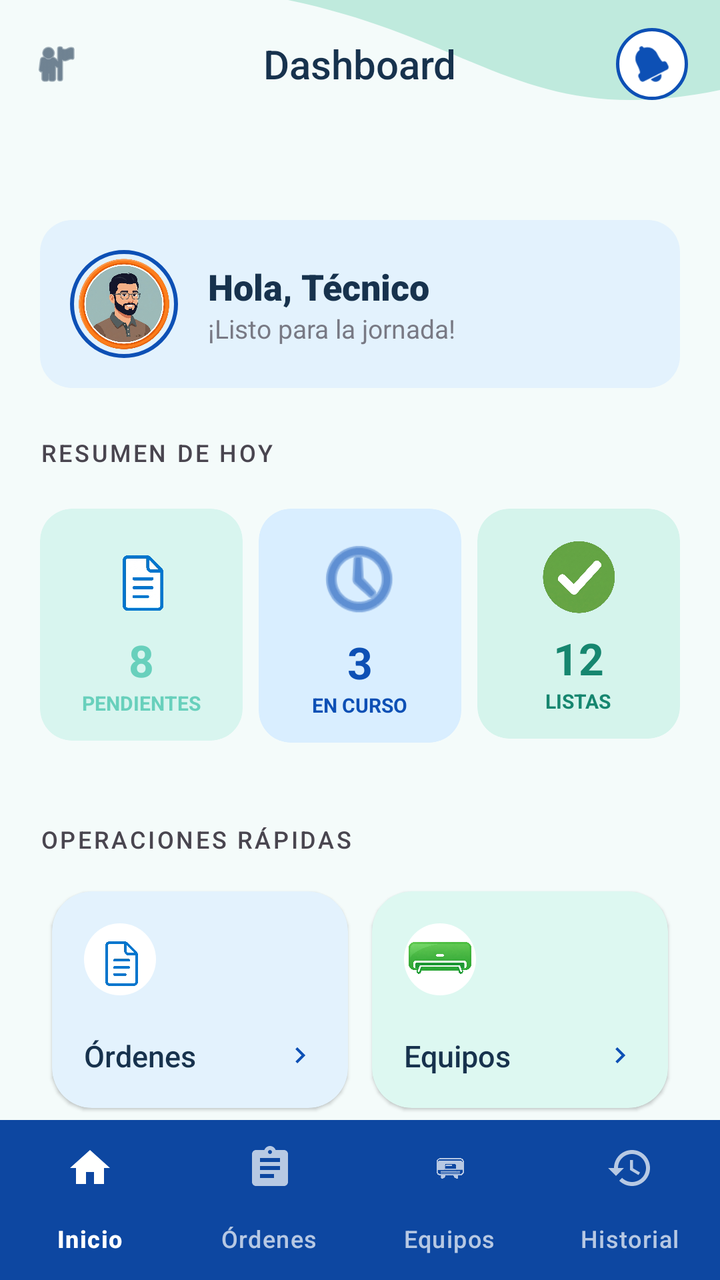
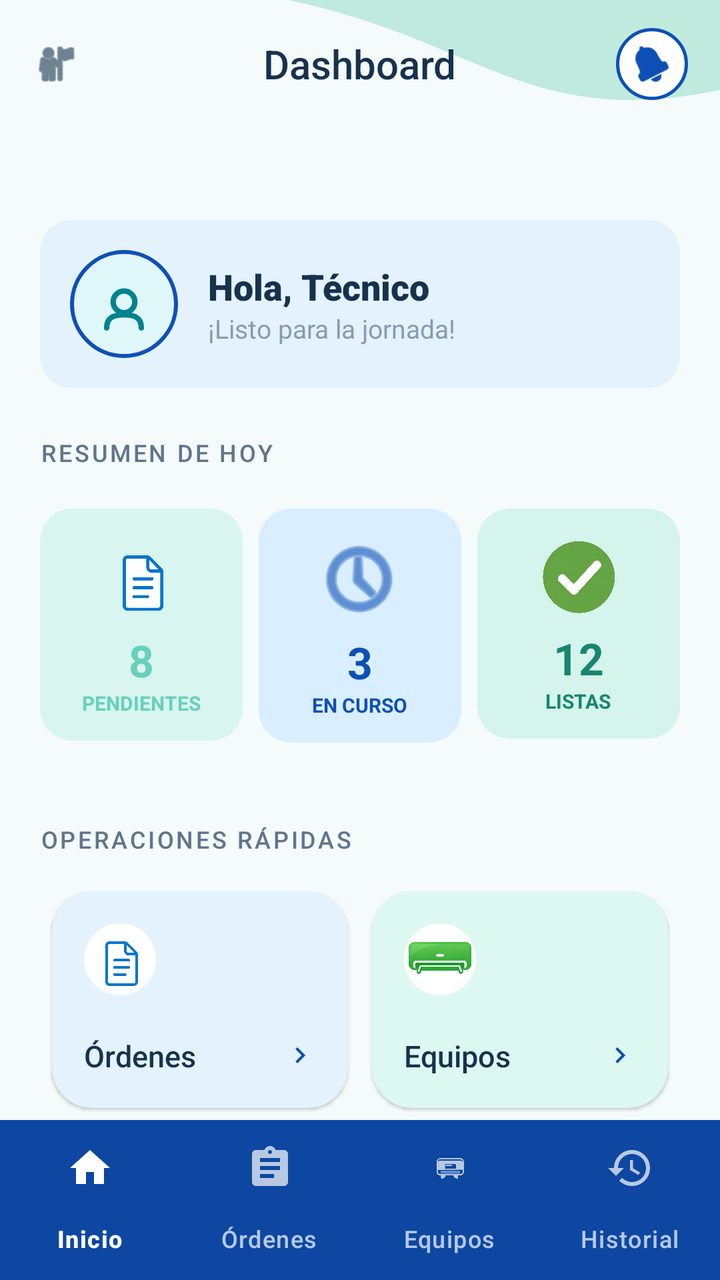

Compare the two renders of this Android layout. The source of the first and the diff that turns it into the second are given below.
<!-- AndroidManifest.xml: application theme Theme.ClimaTrack -->
<!-- res/layout/activity_dashboard.xml -->
<?xml version="1.0" encoding="utf-8"?>
<androidx.coordinatorlayout.widget.CoordinatorLayout xmlns:android="http://schemas.android.com/apk/res/android"
    xmlns:app="http://schemas.android.com/apk/res-auto"
    xmlns:tools="http://schemas.android.com/tools"
    android:layout_width="match_parent"
    android:layout_height="match_parent"
    android:background="@color/background">

    <com.google.android.material.appbar.AppBarLayout
        android:layout_width="match_parent"
        android:layout_height="wrap_content"
        android:background="@color/background"
        app:elevation="0dp">

        <FrameLayout
            android:layout_width="match_parent"
            android:layout_height="wrap_content">

            <ImageView
                android:layout_width="match_parent"
                android:layout_height="90dp"
                android:scaleType="fitXY"
                android:src="@drawable/bg_header_curve"
                android:contentDescription="@null" />

            <RelativeLayout
                android:id="@+id/toolbar"
                android:layout_width="match_parent"
                android:layout_height="?attr/actionBarSize"
                android:paddingStart="16dp"
                android:paddingEnd="16dp">

                <ImageView
                    android:id="@+id/ivMenu"
                    android:layout_width="24dp"
                    android:layout_height="24dp"
                    android:layout_alignParentStart="true"
                    android:layout_centerVertical="true"
                    android:src="@android:drawable/ic_menu_myplaces"
                    app:tint="@color/on_surface"
                    android:contentDescription="Menú" />

                <TextView
                    android:layout_width="wrap_content"
                    android:layout_height="wrap_content"
                    android:layout_centerInParent="true"
                    android:fontFamily="sans-serif-medium"
                    android:text="Dashboard"
                    android:textColor="@color/on_surface"
                    android:textSize="20sp" />

                <FrameLayout
                    android:id="@+id/btnNotificaciones"
                    android:layout_width="36dp"
                    android:layout_height="36dp"
                    android:layout_alignParentEnd="true"
                    android:layout_centerVertical="true"
                    android:background="@drawable/bg_circle_white_border">

                    <ImageView
                        android:layout_width="18dp"
                        android:layout_height="18dp"
                        android:layout_gravity="center"
                        android:src="@android:drawable/ic_popup_reminder"
                        app:tint="@color/primary"
                        android:contentDescription="Notificaciones" />
                </FrameLayout>
            </RelativeLayout>
        </FrameLayout>

    </com.google.android.material.appbar.AppBarLayout>

    <androidx.core.widget.NestedScrollView
        android:layout_width="match_parent"
        android:layout_height="match_parent"
        android:clipToPadding="false"
        android:paddingBottom="72dp"
        app:layout_behavior="@string/appbar_scrolling_view_behavior">

        <LinearLayout
            android:layout_width="match_parent"
            android:layout_height="wrap_content"
            android:orientation="vertical"
            android:padding="20dp">

            
            <LinearLayout
                android:layout_width="match_parent"
                android:layout_height="wrap_content"
                android:layout_marginBottom="24dp"
                android:background="@drawable/bg_greeting_card"
                android:gravity="center_vertical"
                android:orientation="horizontal"
                android:padding="14dp">

                
                <com.google.android.material.imageview.ShapeableImageView
                    android:id="@+id/ivUserProfile"
                    android:layout_width="56dp"
                    android:layout_height="56dp"
                    android:padding="2dp"
                    android:scaleType="centerCrop"
                    android:src="@drawable/ic_user_avatar"
                    app:shapeAppearanceOverlay="@style/ShapeAppearance.Material3.Corner.Full"
                    app:strokeColor="@color/primary"
                    app:strokeWidth="2dp" />

                <LinearLayout
                    android:layout_width="0dp"
                    android:layout_height="wrap_content"
                    android:layout_marginStart="14dp"
                    android:layout_weight="1"
                    android:orientation="vertical">

                    <TextView
                        android:id="@+id/tvBienvenida"
                        android:layout_width="wrap_content"
                        android:layout_height="wrap_content"
                        android:fontFamily="sans-serif-black"
                        android:text="Hola, Técnico"
                        android:textColor="@color/on_surface"
                        android:textSize="18sp" />

                    <TextView
                        android:layout_width="wrap_content"
                        android:layout_height="wrap_content"
                        android:alpha="0.7"
                        android:text="¡Listo para la jornada!"
                        android:textColor="@color/on_surface_variant"
                        android:textSize="13sp" />
                </LinearLayout>

            </LinearLayout>

            
            <TextView
                android:layout_width="wrap_content"
                android:layout_height="wrap_content"
                android:layout_marginBottom="20dp"
                android:fontFamily="sans-serif-medium"
                android:letterSpacing="0.1"
                android:text="Resumen de hoy"
                android:textAllCaps="true"
                android:textColor="@color/on_surface_variant"
                android:textSize="12sp" />

            <LinearLayout
                android:layout_width="match_parent"
                android:layout_height="wrap_content"
                android:orientation="horizontal"
                android:weightSum="3">

                <com.google.android.material.card.MaterialCardView
                    style="@style/Widget.Material3.CardView.Filled"
                    android:layout_width="0dp"
                    android:layout_height="wrap_content"
                    android:layout_marginEnd="4dp"
                    android:layout_weight="1"
                    app:cardBackgroundColor="@color/status_pending_container"
                    app:cardCornerRadius="16dp">

                    <LinearLayout
                        android:layout_width="match_parent"
                        android:layout_height="wrap_content"
                        android:gravity="center"
                        android:orientation="vertical"
                        android:padding="12dp">

                        <ImageView
                            android:layout_width="59dp"
                            android:layout_height="45dp"
                            android:layout_marginBottom="4dp"
                            android:contentDescription="@null"
                            android:src="@drawable/ic_pendiente" />

                        <TextView
                            android:id="@+id/tvPendientes"
                            android:layout_width="wrap_content"
                            android:layout_height="wrap_content"
                            android:text="8"
                            android:textColor="@color/status_pending"
                            android:textSize="22sp"
                            android:textStyle="bold" />

                        <TextView
                            android:layout_width="wrap_content"
                            android:layout_height="wrap_content"
                            android:text="PENDIENTES"
                            android:textColor="@color/status_pending"
                            android:textSize="10sp"
                            android:textStyle="bold" />
                    </LinearLayout>
                </com.google.android.material.card.MaterialCardView>

                <com.google.android.material.card.MaterialCardView
                    style="@style/Widget.Material3.CardView.Filled"
                    android:layout_width="0dp"
                    android:layout_height="wrap_content"
                    android:layout_marginHorizontal="4dp"
                    android:layout_weight="1"
                    app:cardBackgroundColor="@color/status_in_progress_container"
                    app:cardCornerRadius="16dp">

                    <LinearLayout
                        android:layout_width="match_parent"
                        android:layout_height="wrap_content"
                        android:gravity="center"
                        android:orientation="vertical"
                        android:padding="12dp">

                        <ImageView
                            android:layout_width="67dp"
                            android:layout_height="46dp"
                            android:layout_marginBottom="4dp"
                            android:contentDescription="@null"
                            android:src="@android:drawable/ic_menu_recent_history"
                            app:tint="@color/status_in_progress" />

                        <TextView
                            android:id="@+id/tvEnProceso"
                            android:layout_width="wrap_content"
                            android:layout_height="wrap_content"
                            android:text="3"
                            android:textColor="@color/status_in_progress"
                            android:textSize="22sp"
                            android:textStyle="bold" />

                        <TextView
                            android:layout_width="wrap_content"
                            android:layout_height="wrap_content"
                            android:text="EN CURSO"
                            android:textColor="@color/status_in_progress"
                            android:textSize="10sp"
                            android:textStyle="bold" />
                    </LinearLayout>
                </com.google.android.material.card.MaterialCardView>

                <com.google.android.material.card.MaterialCardView
                    style="@style/Widget.Material3.CardView.Filled"
                    android:layout_width="0dp"
                    android:layout_height="wrap_content"
                    android:layout_marginStart="4dp"
                    android:layout_weight="1"
                    app:cardBackgroundColor="@color/status_completed_container"
                    app:cardCornerRadius="16dp">

                    <LinearLayout
                        android:layout_width="match_parent"
                        android:layout_height="wrap_content"
                        android:gravity="center"
                        android:orientation="vertical"
                        android:padding="12dp">

                        <ImageView
                            android:layout_width="53dp"
                            android:layout_height="44dp"
                            android:layout_marginBottom="4dp"
                            android:contentDescription="@null"
                            android:src="@drawable/ic_chulito" />

                        <TextView
                            android:id="@+id/tvFinalizadas"
                            android:layout_width="wrap_content"
                            android:layout_height="wrap_content"
                            android:text="12"
                            android:textColor="@color/status_completed"
                            android:textSize="22sp"
                            android:textStyle="bold" />

                        <TextView
                            android:layout_width="wrap_content"
                            android:layout_height="wrap_content"
                            android:text="LISTAS"
                            android:textColor="@color/status_completed"
                            android:textSize="10sp"
                            android:textStyle="bold" />
                    </LinearLayout>
                </com.google.android.material.card.MaterialCardView>
            </LinearLayout>

            
            <TextView
                android:layout_width="wrap_content"
                android:layout_height="wrap_content"
                android:layout_marginTop="40dp"
                android:layout_marginBottom="12dp"
                android:fontFamily="sans-serif-medium"
                android:letterSpacing="0.1"
                android:text="Operaciones Rápidas"
                android:textAllCaps="true"
                android:textColor="@color/on_surface_variant"
                android:textSize="12sp" />

            <GridLayout
                android:layout_width="match_parent"
                android:layout_height="wrap_content"
                android:columnCount="2"
                android:rowCount="2">

                
                <com.google.android.material.card.MaterialCardView
                    android:id="@+id/cardOrdenes"
                    style="@style/Widget.Material3.CardView.Elevated"
                    android:layout_width="0dp"
                    android:layout_height="wrap_content"
                    android:layout_columnWeight="1"
                    android:layout_margin="6dp"
                    app:cardBackgroundColor="#E3F2FD"
                    app:cardCornerRadius="20dp">

                    <LinearLayout
                        android:id="@+id/btnOrdenes"
                        android:layout_width="match_parent"
                        android:layout_height="wrap_content"
                        android:background="?attr/selectableItemBackground"
                        android:clickable="true"
                        android:focusable="true"
                        android:orientation="vertical"
                        android:padding="16dp">

                        <FrameLayout
                            android:layout_width="36dp"
                            android:layout_height="36dp"
                            android:layout_marginBottom="20dp"
                            android:background="@drawable/bg_circle_white">

                            <ImageView
                                android:layout_width="46dp"
                                android:layout_height="36dp"
                                android:layout_gravity="center"
                                android:contentDescription="@null"
                                android:src="@drawable/ic_pendiente" />

                        </FrameLayout>

                        <LinearLayout
                            android:layout_width="match_parent"
                            android:layout_height="wrap_content"
                            android:gravity="center_vertical"
                            android:orientation="horizontal">

                            <TextView
                                android:layout_width="0dp"
                                android:layout_height="wrap_content"
                                android:layout_weight="1"
                                android:fontFamily="sans-serif-medium"
                                android:text="Órdenes"
                                android:textColor="@color/on_surface"
                                android:textSize="15sp" />

                            <ImageView
                                android:layout_width="16dp"
                                android:layout_height="16dp"
                                android:contentDescription="@null"
                                android:src="@drawable/ic_chevron_right"
                                app:tint="@color/primary" />
                        </LinearLayout>
                    </LinearLayout>
                </com.google.android.material.card.MaterialCardView>

                
                <com.google.android.material.card.MaterialCardView
                    android:id="@+id/cardEquipos"
                    style="@style/Widget.Material3.CardView.Elevated"
                    android:layout_width="0dp"
                    android:layout_height="wrap_content"
                    android:layout_columnWeight="1"
                    android:layout_margin="6dp"
                    app:cardBackgroundColor="#DDF8F1"
                    app:cardCornerRadius="20dp">

                    <LinearLayout
                        android:id="@+id/btnEquipos"
                        android:layout_width="match_parent"
                        android:layout_height="wrap_content"
                        android:background="?attr/selectableItemBackground"
                        android:clickable="true"
                        android:focusable="true"
                        android:orientation="vertical"
                        android:padding="16dp">

                        <FrameLayout
                            android:layout_width="36dp"
                            android:layout_height="36dp"
                            android:layout_marginBottom="20dp"
                            android:background="@drawable/bg_circle_white">

                            <ImageView
                                android:layout_width="60dp"
                                android:layout_height="52dp"
                                android:layout_gravity="center"
                                android:contentDescription="@null"
                                android:src="@drawable/ic_equipos" />

                        </FrameLayout>

                        <LinearLayout
                            android:layout_width="match_parent"
                            android:layout_height="wrap_content"
                            android:gravity="center_vertical"
                            android:orientation="horizontal">

                            <TextView
                                android:layout_width="0dp"
                                android:layout_height="wrap_content"
                                android:layout_weight="1"
                                android:fontFamily="sans-serif-medium"
                                android:text="Equipos"
                                android:textColor="@color/on_surface"
                                android:textSize="15sp" />

                            <ImageView
                                android:layout_width="16dp"
                                android:layout_height="16dp"
                                android:contentDescription="@null"
                                android:src="@drawable/ic_chevron_right"
                                app:tint="@color/primary" />
                        </LinearLayout>
                    </LinearLayout>
                </com.google.android.material.card.MaterialCardView>

                
                <com.google.android.material.card.MaterialCardView
                    android:id="@+id/cardHistorial"
                    style="@style/Widget.Material3.CardView.Elevated"
                    android:layout_width="0dp"
                    android:layout_height="wrap_content"
                    android:layout_columnWeight="1"
                    android:layout_margin="6dp"
                    app:cardBackgroundColor="#E8EAFE"
                    app:cardCornerRadius="20dp">

                    <LinearLayout
                        android:id="@+id/btnHistorial"
                        android:layout_width="match_parent"
                        android:layout_height="wrap_content"
                        android:background="?attr/selectableItemBackground"
                        android:clickable="true"
                        android:focusable="true"
                        android:orientation="vertical"
                        android:padding="16dp">

                        <FrameLayout
                            android:layout_width="36dp"
                            android:layout_height="36dp"
                            android:layout_marginBottom="20dp"
                            android:background="@drawable/bg_circle_white">

                            <ImageView
                                android:layout_width="48dp"
                                android:layout_height="36dp"
                                android:layout_gravity="center"
                                android:contentDescription="@null"
                                android:src="@android:drawable/ic_menu_recent_history"
                                app:tint="@color/primary" />
                        </FrameLayout>

                        <LinearLayout
                            android:layout_width="match_parent"
                            android:layout_height="wrap_content"
                            android:gravity="center_vertical"
                            android:orientation="horizontal">

                            <TextView
                                android:layout_width="0dp"
                                android:layout_height="wrap_content"
                                android:layout_weight="1"
                                android:fontFamily="sans-serif-medium"
                                android:text="Historial"
                                android:textColor="@color/on_surface"
                                android:textSize="15sp" />

                            <ImageView
                                android:layout_width="16dp"
                                android:layout_height="16dp"
                                android:contentDescription="@null"
                                android:src="@drawable/ic_chevron_right"
                                app:tint="@color/primary" />
                        </LinearLayout>
                    </LinearLayout>
                </com.google.android.material.card.MaterialCardView>

                
                <com.google.android.material.card.MaterialCardView
                    android:id="@+id/cardCerrarSesion"
                    style="@style/Widget.Material3.CardView.Elevated"
                    android:layout_width="0dp"
                    android:layout_height="wrap_content"
                    android:layout_columnWeight="1"
                    android:layout_margin="6dp"
                    app:cardBackgroundColor="#FFE6E8"
                    app:cardElevation="0dp"
                    app:strokeColor="@color/outline"
                    app:strokeWidth="1dp">

                    <LinearLayout
                        android:id="@+id/btnCerrarSesion"
                        android:layout_width="match_parent"
                        android:layout_height="wrap_content"
                        android:background="?attr/selectableItemBackground"
                        android:clickable="true"
                        android:focusable="true"
                        android:orientation="vertical"
                        android:padding="16dp">

                        <FrameLayout
                            android:layout_width="36dp"
                            android:layout_height="36dp"
                            android:layout_marginBottom="20dp"
                            android:background="@drawable/bg_circle_white">

                            <ImageView
                                android:layout_width="26dp"
                                android:layout_height="27dp"
                                android:layout_gravity="center"
                                android:contentDescription="@null"
                                android:src="@android:drawable/ic_lock_power_off"
                                app:tint="@color/error" />
                        </FrameLayout>

                        <LinearLayout
                            android:layout_width="match_parent"
                            android:layout_height="wrap_content"
                            android:gravity="center_vertical"
                            android:orientation="horizontal">

                            <TextView
                                android:layout_width="0dp"
                                android:layout_height="wrap_content"
                                android:layout_weight="1"
                                android:fontFamily="sans-serif-medium"
                                android:text="Salir"
                                android:textColor="@color/error"
                                android:textSize="15sp" />

                            <ImageView
                                android:layout_width="16dp"
                                android:layout_height="16dp"
                                android:contentDescription="@null"
                                android:src="@drawable/ic_chevron_right"
                                app:tint="@color/error" />
                        </LinearLayout>
                    </LinearLayout>
                </com.google.android.material.card.MaterialCardView>
            </GridLayout>

        </LinearLayout>
    </androidx.core.widget.NestedScrollView>

    <com.google.android.material.bottomnavigation.BottomNavigationView
        android:id="@+id/bottom_navigation"
        style="@style/Widget.App.BottomNavigationView"
        android:layout_width="match_parent"
        android:layout_height="wrap_content"
        android:layout_gravity="bottom"
        app:labelVisibilityMode="labeled"
        app:menu="@menu/bottom_menu" />

</androidx.coordinatorlayout.widget.CoordinatorLayout>
<!-- resources referenced by this layout -->
<resources>
  <color name="background">#F4FBFA</color>
  <color name="error">#BA1A1A</color>
  <color name="on_surface">#17324D</color>
  <color name="outline">#B9DCD7</color>
  <color name="primary">#0D50B5</color>
  <color name="status_completed">#16866F</color>
  <color name="status_completed_container">#D5F4EC</color>
  <color name="status_in_progress">#0D50B5</color>
  <color name="status_in_progress_container">#D9EEFF</color>
  <color name="status_pending">#68D0BC</color>
  <color name="status_pending_container">#D8F5EF</color>
  <!-- drawable bg_circle_white (drawable) -->
  <shape xmlns:android="http://schemas.android.com/apk/res/android"
      android:shape="oval">
      <solid android:color="@android:color/white" />
  </shape>
  <!-- drawable bg_circle_white_border (drawable) -->
  <shape xmlns:android="http://schemas.android.com/apk/res/android"
      android:shape="oval">
      <solid android:color="@android:color/white" />
      <stroke
          android:width="1.5dp"
          android:color="@color/primary" />
  </shape>
  <!-- drawable bg_greeting_card (drawable) -->
  <shape xmlns:android="http://schemas.android.com/apk/res/android"
      android:shape="rectangle">
      <solid android:color="#E3F2FD" />
      <corners android:radius="16dp" />
  </shape>
  <!-- drawable ic_user_avatar: png bitmap (drawable, 949468 bytes) -->
  <style name="Widget.App.BottomNavigationView" parent="Widget.Material3.BottomNavigationView">
          <item name="indicatorColor">#33FFFFFF</item>
          <item name="itemIconTint">@color/bottom_nav_colors_white</item>
          <item name="itemTextColor">@color/bottom_nav_colors_white</item>
          <item name="backgroundTint">#0D47A1</item>
      </style>
  <style name="Theme.ClimaTrack" parent="Base.Theme.ClimaTrack" />
  <color name="on_primary">#FFFFFF</color>
  <color name="primary_container">#D9EEFF</color>
  <color name="on_primary_container">#06366F</color>
  <color name="secondary">#68D0BC</color>
  <color name="on_secondary">#073A35</color>
  <color name="secondary_container">#D8F5EF</color>
  <color name="on_secondary_container">#12483F</color>
  <style name="ShapeAppearance.ClimaTrack.Small" parent="ShapeAppearance.Material3.SmallComponent">
          <item name="cornerSize">8dp</item>
      </style>
  <style name="ShapeAppearance.ClimaTrack.Medium" parent="ShapeAppearance.Material3.MediumComponent">
          <item name="cornerSize">16dp</item>
      </style>
  <style name="ShapeAppearance.ClimaTrack.Large" parent="ShapeAppearance.Material3.LargeComponent">
          <item name="cornerSize">28dp</item>
      </style>
  <!-- unchanged entries left out for length: 6 -->
</resources>

<!-- the commit's change to res/layout/activity_dashboard.xml (unified diff, before → after) -->
@@ -94,6 +94,7 @@
                 android:padding="14dp">
 
                 
+
                 <com.google.android.material.imageview.ShapeableImageView
                     android:id="@+id/ivUserProfile"
                     android:layout_width="56dp"
<!-- resource entries referenced after the edit -->
@@ -3,6 +3,7 @@
   <color name="background">#F4FBFA</color>
   <color name="error">#BA1A1A</color>
   <color name="on_surface">#17324D</color>
+  <color name="on_surface_variant">#60758C</color>
   <color name="outline">#B9DCD7</color>
   <color name="primary">#0D50B5</color>
   <color name="status_completed">#16866F</color>
@@ -30,7 +31,11 @@
       <solid android:color="#E3F2FD" />
       <corners android:radius="16dp" />
   </shape>
-  <!-- drawable ic_user_avatar: png bitmap (drawable, 949468 bytes) -->
+  <!-- drawable ic_user_avatar (drawable) -->
+  <?xml version="1.0" encoding="utf-8"?>
+  <layer-list xmlns:android="http://schemas.android.com/apk/res/android">
+      <item android:drawable="@drawable/ic_user_circle" />
+  </layer-list>
   <style name="Widget.App.BottomNavigationView" parent="Widget.Material3.BottomNavigationView">
           <item name="indicatorColor">#33FFFFFF</item>
           <item name="itemIconTint">@color/bottom_nav_colors_white</item>
@@ -38,6 +43,35 @@
           <item name="backgroundTint">#0D47A1</item>
       </style>
   <style name="Theme.ClimaTrack" parent="Base.Theme.ClimaTrack" />
+  <!-- drawable ic_user_circle (drawable) -->
+  <?xml version="1.0" encoding="utf-8"?>
+  <vector xmlns:android="http://schemas.android.com/apk/res/android"
+      android:width="48dp"
+      android:height="48dp"
+      android:viewportWidth="48"
+      android:viewportHeight="48">
+  
+      
+      <path
+          android:fillColor="#E0F7FA"
+          android:pathData="M 24, 2 A 22,22 0 1,0 24, 46 A 22,22 0 1,0 24, 2 Z" />
+  
+      
+      <path
+          android:fillColor="#00000000"
+          android:strokeColor="#00838F"
+          android:strokeWidth="2.5"
+          android:pathData="M 24, 18 A 5,5 0 1,0 24, 28 A 5,5 0 1,0 24, 18 Z" />
+  
+      
+      <path
+          android:fillColor="#00000000"
+          android:strokeColor="#00838F"
+          android:strokeWidth="2.5"
+          android:strokeLineCap="round"
+          android:pathData="M 16,35 C 16,30 19.5,29 24,29 C 28.5,29 32,30 32,35" />
+  
+  </vector>
   <color name="on_primary">#FFFFFF</color>
   <color name="primary_container">#D9EEFF</color>
   <color name="on_primary_container">#06366F</color>
